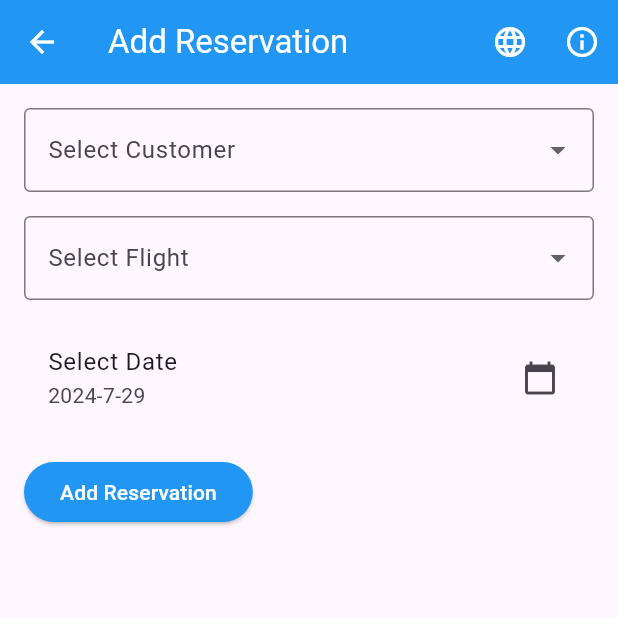
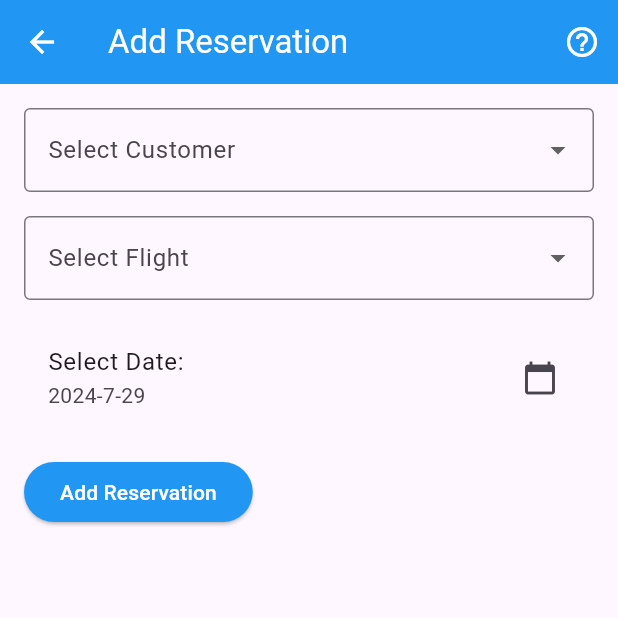
Before and after one commit to RoidedSasquatch/Mock-Airline-Management-Mobile-App, a Flutter app: the ReservationsPage screen opened by its route, after a tap on "Add Reservation via Form", on a phone screen of 412 x 824 dp, the top half of it. Run offline on Flutter 3.47's test engine with Material 3 defaults, Android fonts, the phone set to English and light mode, and no system bars; missing offline and left inert: encrypted_shared_preferences; accounts and stored records are empty.

Commit message:
Reverted changes back before attempting language translation. This should be my final product for my pages. Ready to merge

```diff
--- a/lib/AddReservationPage.dart
+++ b/lib/AddReservationPage.dart
@@ -2,14 +2,12 @@ import 'package:flutter/material.dart';
 import 'Customer.dart';
 import 'Flight.dart';
 import 'Reservation.dart';
-import 'AppLocalizations.dart';
 
 class AddReservationPage extends StatefulWidget {
   final List<Reservation> reservations;
   final int nextId;
-  final void Function(Locale locale) setLocale;
 
-  const AddReservationPage({Key? key, required this.reservations, required this.nextId, required this.setLocale}) : super(key: key);
+  const AddReservationPage({Key? key, required this.reservations, required this.nextId}) : super(key: key);
 
   @override
   _AddReservationPageState createState() => _AddReservationPageState();
@@ -93,16 +91,16 @@ class _AddReservationPageState extends State<AddReservationPage> {
       context: context,
       builder: (context) {
         return AlertDialog(
-          title: Text(AppLocalizations.of(context)?.translate('save_reservation') ?? 'Save Reservation'),
-          content: Text(AppLocalizations.of(context)?.translate('save_confirmation') ?? 'Would you like to save this reservation?'),
+          title: const Text('Save Reservation'),
+          content: const Text('Would you like to save this reservation?'),
           actions: <Widget>[
             TextButton(
               onPressed: () => Navigator.of(context).pop(false),
-              child: Text(AppLocalizations.of(context)?.translate('no') ?? 'No'),
+              child: const Text('No'),
             ),
             TextButton(
               onPressed: () => Navigator.of(context).pop(true),
-              child: Text(AppLocalizations.of(context)?.translate('yes') ?? 'Yes'),
+              child: const Text('Yes'),
             ),
           ],
         );
@@ -129,7 +127,7 @@ class _AddReservationPageState extends State<AddReservationPage> {
       _showSaveDialog(newReservation);
     } else {
       ScaffoldMessenger.of(context).showSnackBar(
-        SnackBar(content: Text(AppLocalizations.of(context)?.translate('select_warning') ?? 'Please select both a customer and a flight')),
+        SnackBar(content: Text('Please select both a customer and a flight')),
       );
     }
   }
@@ -139,18 +137,19 @@ class _AddReservationPageState extends State<AddReservationPage> {
       context: context,
       builder: (context) {
         return AlertDialog(
-          title: Text(AppLocalizations.of(context)?.translate('instructions') ?? 'Instructions'),
-          content: Text(AppLocalizations.of(context)?.translate('instructions_content') ??
+          title: const Text('Instructions'),
+          content: const Text(
               'On this page, you can add a reservation through a list of pre-determined options, '
                   'by selecting a customer, a flight, and a date. '
                   'Once you have made your selections, click the "Add Reservation" button. '
                   'You will be prompted to save the reservation. If you choose to save, '
                   'the reservation will be added to the list and saved for future sessions.'
-                  ' If you choose to not save, the reservation will not be added to the list.'),
+                  ' If you choose to not save, the reservation will not be added to the list.'
+          ),
           actions: <Widget>[
             TextButton(
               onPressed: () => Navigator.of(context).pop(),
-              child: Text(AppLocalizations.of(context)?.translate('ok') ?? 'OK'),
+              child: const Text('OK'),
             ),
           ],
         );
@@ -158,32 +157,16 @@ class _AddReservationPageState extends State<AddReservationPage> {
     );
   }
 
-  void _toggleLanguage() {
-    Locale currentLocale = Localizations.localeOf(context);
-    Locale newLocale = (currentLocale.languageCode == 'en')
-        ? const Locale('fr', '')
-        : const Locale('en', '');
-
-    widget.setLocale(newLocale);
-    // This ensures the UI rebuilds and applies the new locale
-    setState(() {});
-  }
-
   @override
   Widget build(BuildContext context) {
-    var appLocalizations = AppLocalizations.of(context);
     return Scaffold(
       appBar: AppBar(
-        title: Text(appLocalizations?.translate('title') ?? 'Add Reservation'),
+        title: Text('Add Reservation'),
         backgroundColor: Colors.blue,
         foregroundColor: Colors.white,
         actions: [
           IconButton(
-            icon: Icon(Icons.language),
-            onPressed: _toggleLanguage,
-          ),
-          IconButton(
-            icon: Icon(Icons.info_outline),
+            icon: Icon(Icons.help_outline),
             onPressed: _showInstructionsDialog,
           ),
         ],
@@ -207,7 +190,7 @@ class _AddReservationPageState extends State<AddReservationPage> {
                 );
               }).toList(),
               decoration: InputDecoration(
-                labelText: appLocalizations?.translate('select_customer') ?? 'Select Customer',
+                labelText: 'Select Customer',
                 border: OutlineInputBorder(),
               ),
             ),
@@ -226,13 +209,13 @@ class _AddReservationPageState extends State<AddReservationPage> {
                 );
               }).toList(),
               decoration: InputDecoration(
-                labelText: appLocalizations?.translate('select_flight') ?? 'Select Flight',
+                labelText: 'Select Flight',
                 border: OutlineInputBorder(),
               ),
             ),
             SizedBox(height: 16),
             ListTile(
-              title: Text(appLocalizations?.translate('select_date') ?? 'Select Date:'),
+              title: Text('Select Date:'),
               subtitle: Text('${selectedDate.year}-${selectedDate.month}-${selectedDate.day}'),
               trailing: Icon(Icons.calendar_today),
               onTap: () async {
@@ -243,9 +226,7 @@ class _AddReservationPageState extends State<AddReservationPage> {
                   lastDate: DateTime.now().add(Duration(days: 365)),
                 );
                 if (picked != null && picked != selectedDate) {
-                  setState(() {
-                    selectedDate = picked;
-                  });
+                  handleDateChanged(picked);
                 }
               },
             ),
@@ -255,7 +236,7 @@ class _AddReservationPageState extends State<AddReservationPage> {
               style: ElevatedButton.styleFrom(
                 foregroundColor: Colors.white, backgroundColor: Colors.blue,
               ),
-              child: Text(appLocalizations?.translate('add_reservation') ?? 'Add Reservation'),
+              child: Text('Add Reservation'),
             ),
           ],
         ),
--- a/lib/AppLocalizations.dart
+++ /dev/null
@@ -1,54 +0,0 @@
-
-import 'dart:convert';
-import 'dart:ui';
-import 'package:flutter/material.dart';
-import 'package:flutter/services.dart';
-
-class AppLocalizations {
-  AppLocalizations(this.locale){
-    _localizedStrings = <String, String>{ };
-  }
-
-  static AppLocalizations? of(BuildContext context) {
-    return Localizations.of<AppLocalizations>(context, AppLocalizations);
-  }
-
-  static const LocalizationsDelegate<AppLocalizations> delegate =
-  _AppLocalizationsDelegate();
-
-  final Locale locale;
-  late Map<String, String> _localizedStrings;
-
-  Future<void> load() async {
-    String jsonString = await rootBundle.loadString('assets/translations/${locale.languageCode}.json');
-    Map<String, dynamic> jsonMap = json.decode(jsonString);
-
-    _localizedStrings = jsonMap.map((key, value) {
-      return MapEntry(key, value.toString());
-    });
-  }
-
-  String? translate(String key) {
-    return _localizedStrings[key];
-  }
-}
-
-
-class _AppLocalizationsDelegate extends LocalizationsDelegate<AppLocalizations> {
-  const _AppLocalizationsDelegate();
-
-  @override
-  bool isSupported(Locale locale) {
-    return true;
-  }
-
-  @override
-  Future<AppLocalizations> load(Locale locale) async {
-    AppLocalizations localizations = AppLocalizations(locale);
-    await localizations.load();
-    return localizations;
-  }
-
-  @override
-  bool shouldReload(_AppLocalizationsDelegate old) => false;
-}
--- a/lib/ReservationsPage.dart
+++ b/lib/ReservationsPage.dart
@@ -268,7 +268,7 @@ class _ReservationsPageState extends State<ReservationsPage> {
                                 MaterialPageRoute(
                                   builder: (context) => AddReservationPage(
                                     reservations: reservations,
-                                    nextId: _reservationIdCounter + 1, setLocale: (Locale locale) {  },
+                                    nextId: _reservationIdCounter + 1,
                                   ),
                                 ),
                               );
--- a/lib/main.dart
+++ b/lib/main.dart
@@ -5,9 +5,6 @@ import 'package:flutter/painting.dart';
 import 'package:flutter/rendering.dart';
 import 'package:flutter/widgets.dart';
 import 'package:cst2335_group_project/ReservationsPage.dart';
-import 'package:flutter_localizations/flutter_localizations.dart';
-import 'AppLocalizations.dart';
-
 
 // References
 // https://www.freepik.com/free-photo/transport-fly-clouds-jet-flying_1103165.htm#fromView=search&page=1&position=8&uuid=cff44ecc-8674-43ac-ac5d-1e48bf541006
@@ -17,21 +14,8 @@ void main() {
   runApp(const MyApp());
 }
 
-class MyApp extends StatefulWidget {
+class MyApp extends StatelessWidget {
   const MyApp({super.key});
-
-  @override
-  _MyAppState createState() => _MyAppState();
-}
-
-class _MyAppState extends State<MyApp> {
-  Locale _locale = const Locale('en', ''); // Default to English
-
-  void _setLocale(Locale locale) {
-    setState(() {
-      _locale = locale;
-    });
-  }
 
   @override
   Widget build(BuildContext context) {
@@ -42,24 +26,13 @@ class _MyAppState extends State<MyApp> {
         colorScheme: ColorScheme.fromSeed(seedColor: Colors.deepPurple),
         useMaterial3: true,
       ),
-      locale: _locale,
-      localizationsDelegates: const [
-        AppLocalizations.delegate,
-        GlobalMaterialLocalizations.delegate,
-        GlobalWidgetsLocalizations.delegate,
-        GlobalCupertinoLocalizations.delegate,
-      ],
-      supportedLocales: const [
-        Locale('en', ''), // English
-        Locale('fr', ''), // French
-      ],
       initialRoute: '/',
       routes: {
-        '/': (context) => MyHomePage(title: "Turbulence Airlines Operations", setLocale: _setLocale),
+        '/': (context) => const MyHomePage(title: "Turbulence Airlines Operations"),
         // '/customer': ,
         //'/airplane': (context) => const AirplanePage(title: "Airplane Management"),
         // '/airplane/details: ,
-        // '/flight':
+        // '/flight': ,
         '/reservation': (context) => const ReservationsPage(),
       },
     );
@@ -67,7 +40,7 @@ class _MyAppState extends State<MyApp> {
 }
 
 class MyHomePage extends StatefulWidget {
-  const MyHomePage({super.key, required this.title, required void Function(Locale locale) setLocale});
+  const MyHomePage({super.key, required this.title});
   final String title;
 
   @override
```
Lines whose indentation alone changed are shown as unchanged.
